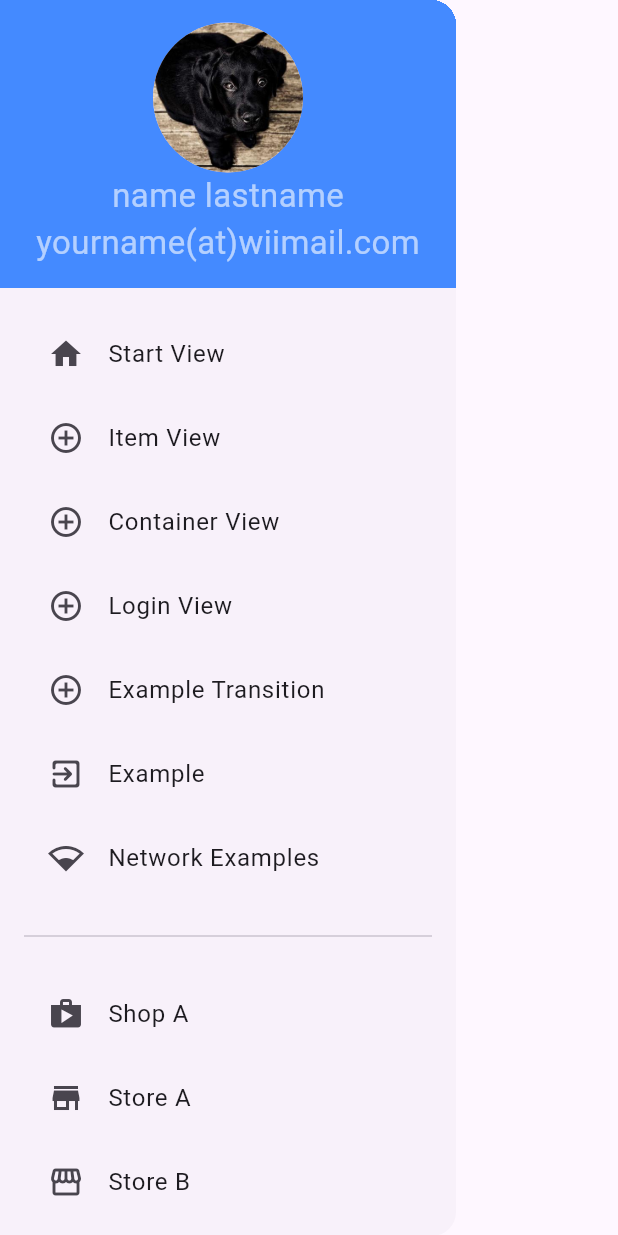
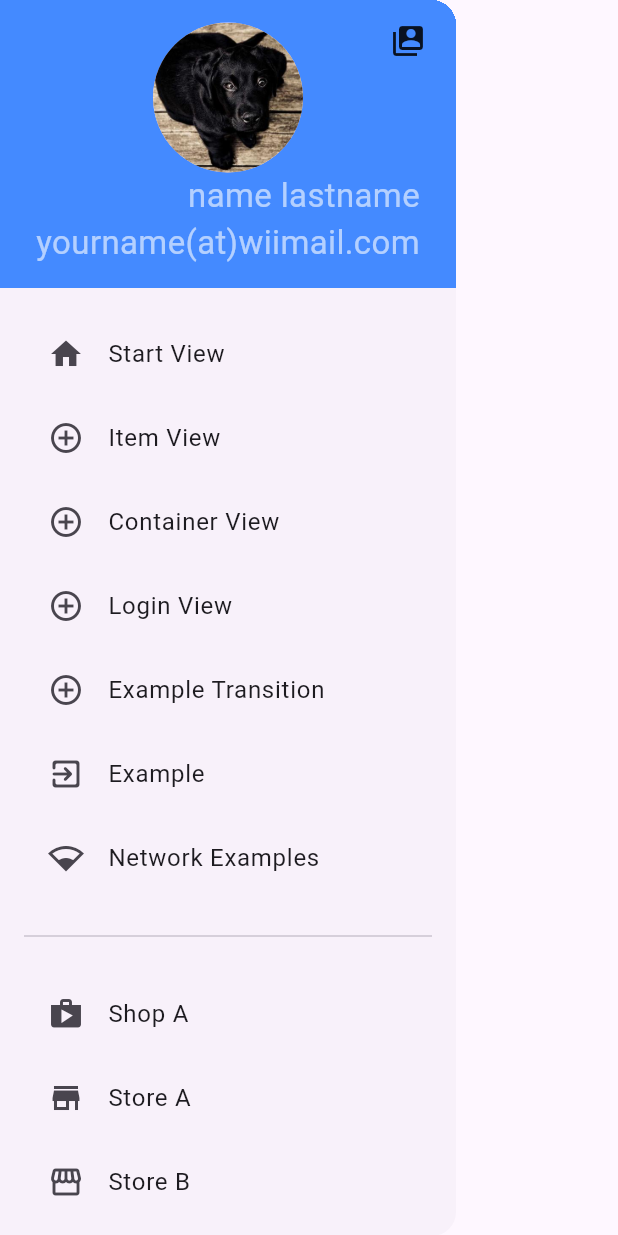
Before and after one commit to ftwr42/where_is_it_frontend, a Flutter app: the DrawerView widget shown alone on an empty page, opened directly, on a phone screen of 412 x 824 dp. Run offline on Flutter 3.47's test engine with Material 3 defaults, Android fonts, the light colour scheme and no system bars; our stand-ins replace camera, get, image_picker.

Commit message:
changed at header view from drawer

```diff
--- a/lib/drawer/drawer_view.dart
+++ b/lib/drawer/drawer_view.dart
@@ -78,10 +78,27 @@ class _DrawerViewState extends State<DrawerView> {
       padding: const EdgeInsets.only(top: 15, bottom: 15),
       child: Column(
         children: [
-          const CircleAvatar(
+          Stack(
+            children: [
+              Align(
+                alignment: Alignment.center,
+                child: const CircleAvatar(
                   backgroundImage: AssetImage('assets/images/237-536x354.jpg'),
                   radius: 50,
                 ),
+              ),
+              Align(
+                alignment: Alignment.topRight,
+                child: Padding(
+                  padding: EdgeInsets.fromLTRB(0, 0, 20, 0),
+                  child: Icon(Icons.switch_account),
+                ),
+              ),
+            ],
+          ),
+          Column(
+            crossAxisAlignment: CrossAxisAlignment.end,
+            children: [
               Text(
                 '${state.firstName} ${state.lastName}',
                 style: WiiTextStyles.credentials_name_style(),
@@ -89,6 +106,8 @@ class _DrawerViewState extends State<DrawerView> {
               Text(
                 '${state.email}',
                 style: WiiTextStyles.credentials_name_style(),
+              ),
+            ],
           ),
         ],
       ),
```
Lines whose indentation alone changed are shown as unchanged.
